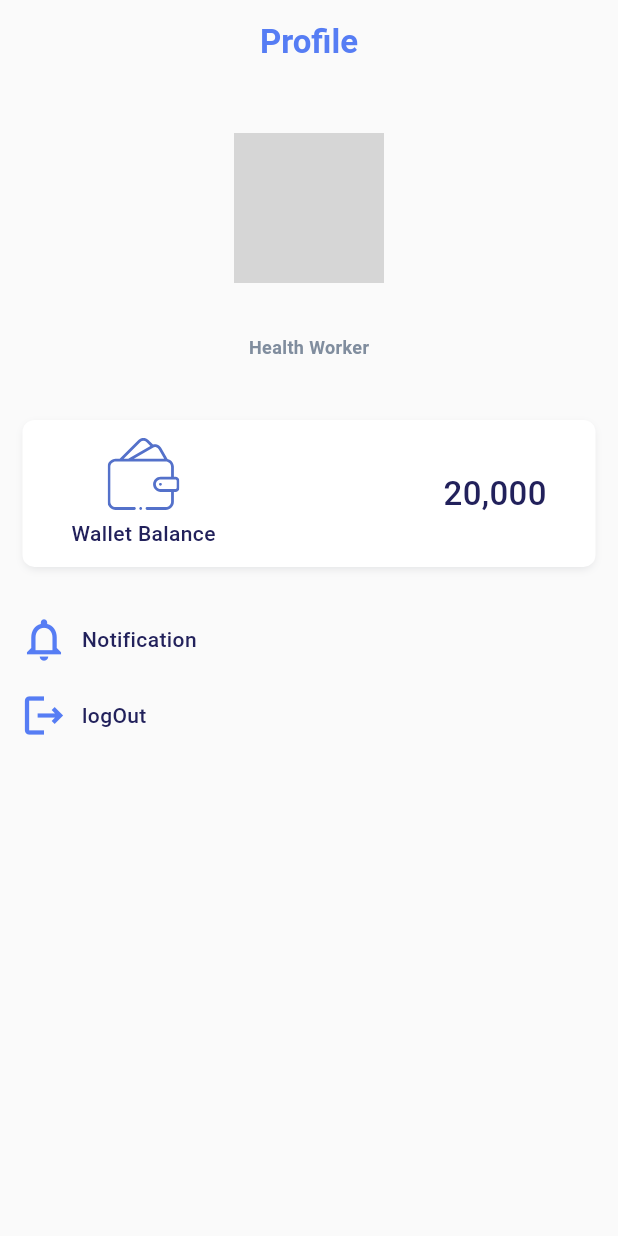
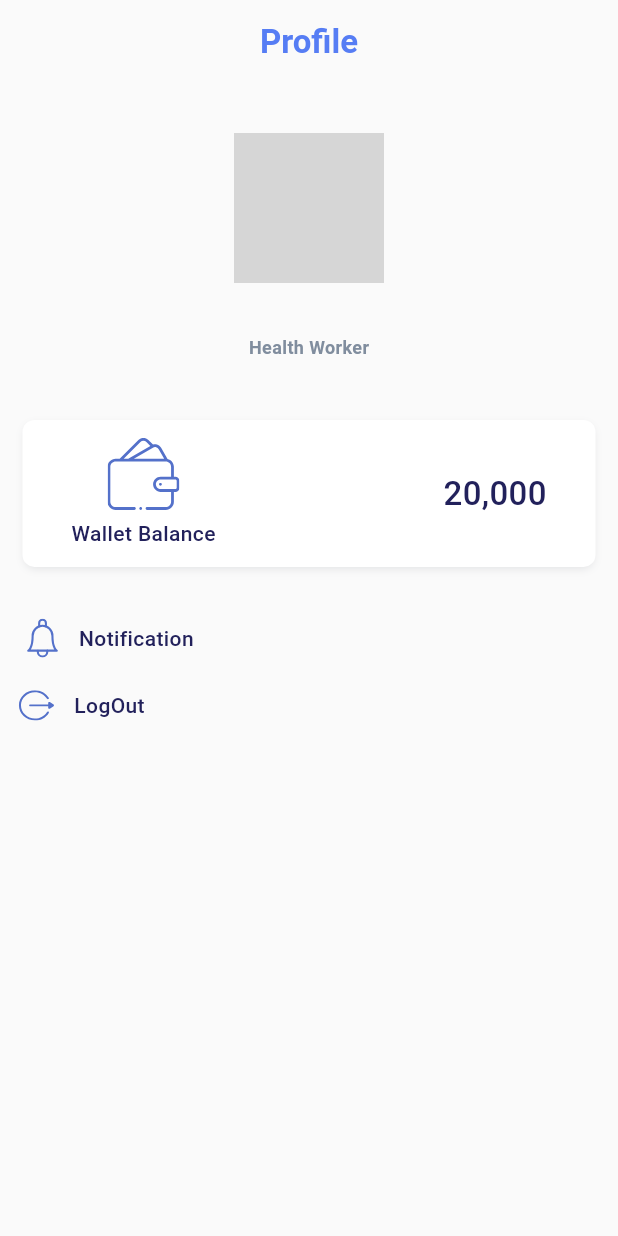
Before and after one commit to mayurcodefencers/health_workers_app, a Flutter app: the ProfileScreen screen opened directly, on a phone screen of 412 x 824 dp. Run offline on Flutter 3.47's test engine with Material 3 defaults, Android fonts, the phone set to English and light mode, and no system bars; our stand-ins replace dio, flutter_svg, get, intro_slider, shared_preferences, sizer and 1 more; accounts and stored records are empty; network calls fail; Roboto replaces fonts that are missing (Montserrat); grey boxes are pictures that could not be loaded.

Commit message:
Added icon

```diff
--- a/lib/constants/app_const_assets.dart
+++ b/lib/constants/app_const_assets.dart
@@ -1,6 +1,5 @@
 class AppAssets {
   // SVG
-  static const String notification = "assets/svg/noti.svg";
   static const String arrow = "assets/svg/arrow.svg";
   static const String fileUpload = "assets/svg/file_upload.svg";
   static const String booking = "assets/svg/booking.svg";
@@ -15,6 +14,8 @@ class AppAssets {
   static const String credit = "assets/svg/credit.svg";
   static const String debit = "assets/svg/debit.svg";
   static const String line = "assets/svg/line.svg";
+  static const String notification = "assets/svg/notification_health.svg";
+  static const String logout = "assets/svg/logout_health.svg";
 
   //PNG
   static const String bookAppointment = "assets/svg/book_appo.png";
--- a/lib/core/strings.dart
+++ b/lib/core/strings.dart
@@ -64,7 +64,7 @@
  const String rescheduleNow = "Reschedule Now";
  const String walletBalance = "Wallet Balance";
  const String notification = "Notification";
- const String logOut = "logOut";
+ const String logOut = "LogOut";
  const String healthWorker = "Health Worker";
  const String transaction = "Transaction";
  const String transactionId = "Transaction Id";
--- a/lib/screens/home/home_screen.dart
+++ b/lib/screens/home/home_screen.dart
@@ -82,11 +82,9 @@ class _HomeScreenState extends State<HomeScreen> {
                     onTap: () {
                       Get.to(() => const NotificationScreen());
                     },
-                    child: const Icon(
-                      Icons.notifications_none,
-                      size: 34,
-                      color: AppColor.primaryColor,
-                    ),
+                    child: SvgPicture.asset(
+                      AppAssets.notification
+                    )
                   )
                 ],
               ),
--- a/lib/screens/profile/profile_screen.dart
+++ b/lib/screens/profile/profile_screen.dart
@@ -102,10 +102,8 @@ class _ProfileScreenState extends State<ProfileScreen> {
                     },
                     child: Row(
                       children: [
-                        const Icon(
-                          Icons.notifications_none,
-                          size: 34,
-                          color: AppColor.primaryColor,
+                        SvgPicture.asset(
+                            AppAssets.notification
                         ),
                         SizedBox(
                           width: 2.w,
@@ -128,13 +126,13 @@ class _ProfileScreenState extends State<ProfileScreen> {
                     onTap: () {},
                     child: Row(
                       children: [
-                        const Icon(
-                          Icons.logout_outlined,
-                          size: 34,
-                          color: AppColor.primaryColor,
+                        SvgPicture.asset(
+                            AppAssets.logout,
+                          height: 3.h,
+                          width: 6.w,
                         ),
                         SizedBox(
-                          width: 2.w,
+                          width: 3.w,
                         ),
                         Text(
                           logOut,
```
Also changed, not shown: assets/svg/logout_health.svg (added), assets/svg/noti.svg (deleted), assets/svg/notification_health.svg (added).
